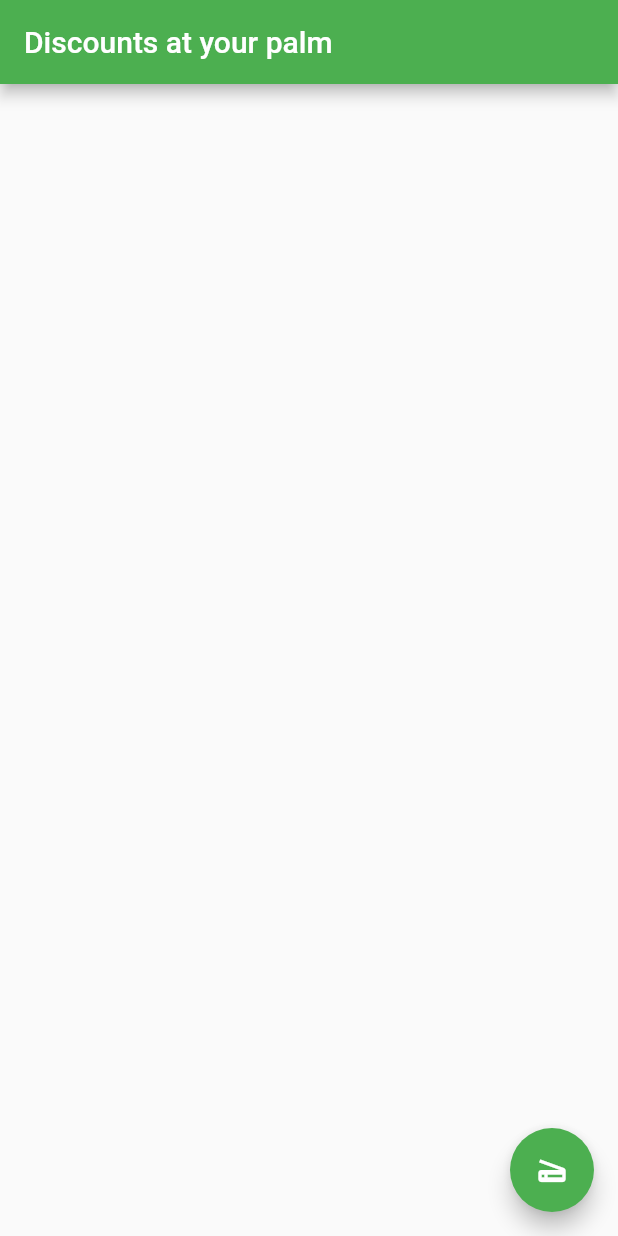
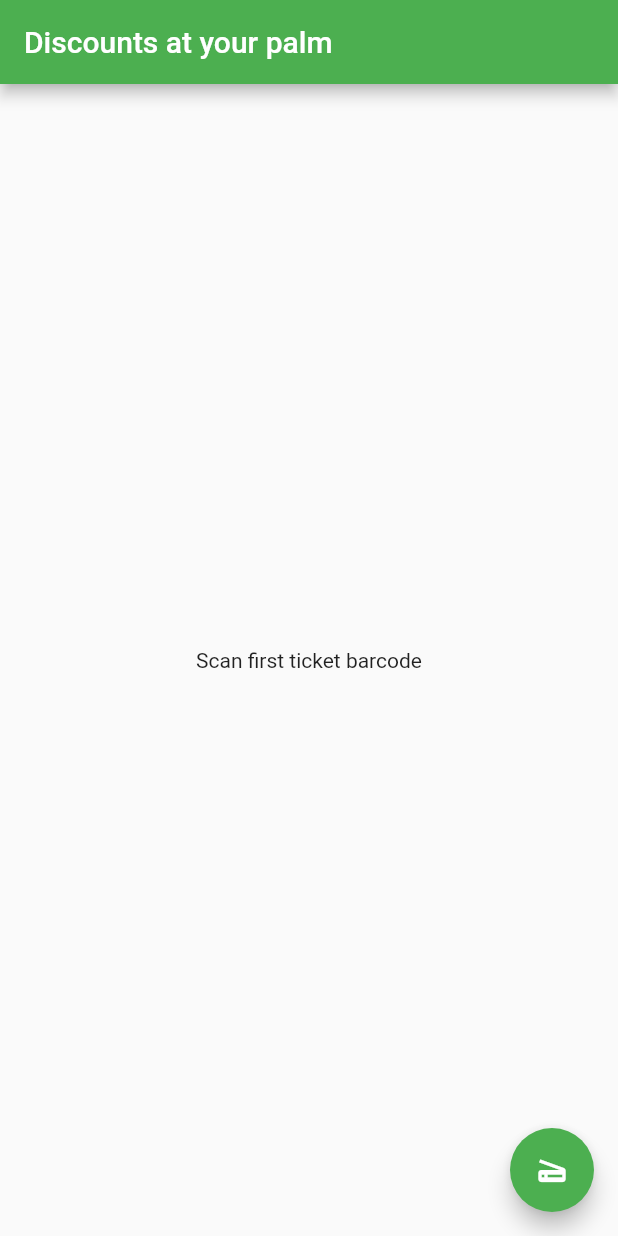
Before and after one commit to alorma/DiscountsApp, a Flutter app: the screen it shows after launch, after a tap on the "scanner" icon, on a phone screen of 412 x 824 dp. Run offline on Flutter 3.47's test engine with Material 2 defaults, Android fonts, the light colour scheme and no system bars; missing offline and left inert: barcode_scan.

Commit message:
Show barcode status

```diff
--- a/lib/main.dart
+++ b/lib/main.dart
@@ -1,5 +1,5 @@
+import 'package:barcode_scan/barcode_scan.dart';
 import 'package:flutter/material.dart';
-import 'package:barcode_scan/barcode_scan.dart';
 
 void main() {
   runApp(MyApp());
@@ -30,14 +30,13 @@ class MyHomePage extends StatefulWidget {
 }
 
 class _MyHomePageState extends State<MyHomePage> {
+  ScanResult _scanResult;
 
   void _scanBarcode() async {
     var result = await BarcodeScanner.scan();
-
-    print(result.type);
-    print(result.rawContent);
-    print(result.format);
-    print(result.formatNote);
+    setState(() {
+      _scanResult = result;
+    });
   }
 
   @override
@@ -46,7 +45,16 @@ class _MyHomePageState extends State<MyHomePage> {
       appBar: AppBar(
         title: Text(widget.title),
       ),
-      body: Center(),
+      body: Center(
+        child: Column(
+          mainAxisAlignment: MainAxisAlignment.center,
+          children: <Widget>[
+            _scanResult != null
+                ? scanResultWidget(context)
+                : Text('Scan first ticket barcode'),
+          ],
+        ),
+      ),
       floatingActionButton: FloatingActionButton(
         onPressed: _scanBarcode,
         tooltip: 'Scan',
@@ -54,4 +62,15 @@ class _MyHomePageState extends State<MyHomePage> {
       ),
     );
   }
+
+  Column scanResultWidget(BuildContext context) {
+    return Column(
+      children: <Widget>[
+        Text('Type: ${_scanResult.type}'),
+        Text('Raw: ${_scanResult.rawContent}'),
+        Text('Format: ${_scanResult.format}'),
+        Text('Format note: ${_scanResult.formatNote}'),
+      ],
+    );
+  }
 }
```
